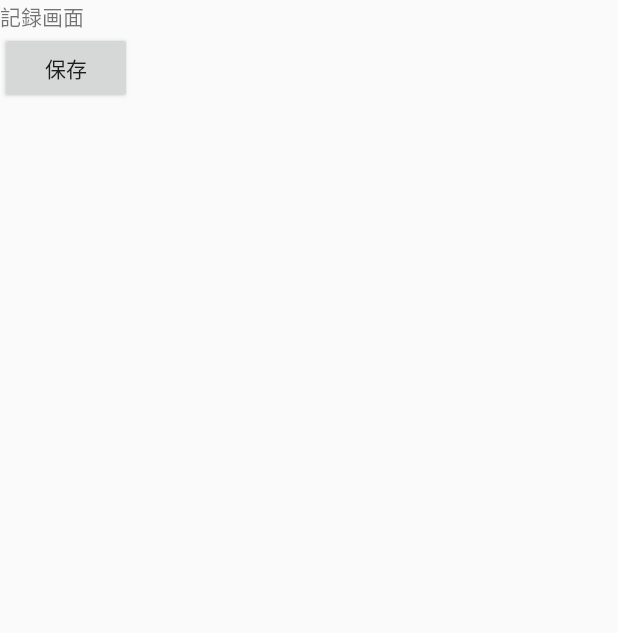
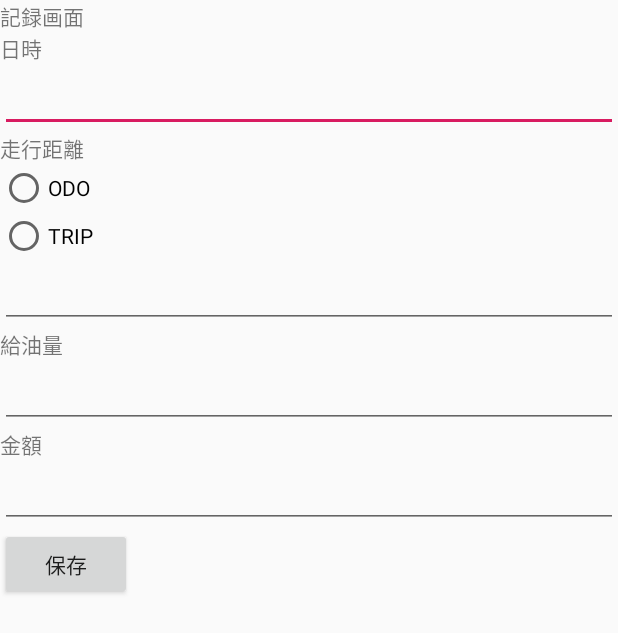
Before and after one commit to uezonokou/FuelMemory, an Android app: the MemoryActivity screen opened directly, with no data from a screen before it, on a phone screen of 412 x 824 dp. Shown: the top 633 px of the screen. Run offline under Robolectric (Android 15) with nearby library versions, the phone set to English and light mode, and no system bars.

Commit message:
記録画面作り

```diff
--- a/app/src/main/res/layout/acivity_memory.xml
+++ b/app/src/main/res/layout/acivity_memory.xml
@@ -16,6 +16,70 @@
             android:layout_height="wrap_content"
             android:text="記録画面" />
 
+        <TextView
+            android:id="@+id/daytime"
+            android:layout_width="match_parent"
+            android:layout_height="wrap_content"
+            android:text="日時" />
+
+        <EditText
+            android:id="@+id/editText"
+            android:layout_width="match_parent"
+            android:layout_height="wrap_content"
+            android:ems="10"
+            android:inputType="textPersonName" />
+
+        <TextView
+            android:id="@+id/textView4"
+            android:layout_width="match_parent"
+            android:layout_height="wrap_content"
+            android:text="走行距離" />
+
+        <RadioButton
+            android:id="@+id/ODOButton"
+            android:layout_width="match_parent"
+            android:layout_height="wrap_content"
+            android:text="ODO" />
+
+        <RadioButton
+            android:id="@+id/TRIPButton"
+            android:layout_width="match_parent"
+            android:layout_height="wrap_content"
+            android:text="TRIP" />
+
+        <EditText
+            android:id="@+id/distance"
+            android:layout_width="match_parent"
+            android:layout_height="wrap_content"
+            android:ems="10"
+            android:inputType="textPersonName" />
+
+        <TextView
+            android:id="@+id/textView5"
+            android:layout_width="match_parent"
+            android:layout_height="wrap_content"
+            android:text="給油量" />
+
+        <EditText
+            android:id="@+id/fuel_amount"
+            android:layout_width="match_parent"
+            android:layout_height="wrap_content"
+            android:ems="10"
+            android:inputType="textPersonName" />
+
+        <TextView
+            android:id="@+id/textView6"
+            android:layout_width="match_parent"
+            android:layout_height="wrap_content"
+            android:text="金額" />
+
+        <EditText
+            android:id="@+id/Money"
+            android:layout_width="match_parent"
+            android:layout_height="wrap_content"
+            android:ems="10"
+            android:inputType="textPersonName" />
+
         <Button
             android:id="@+id/sendMemory"
             android:layout_width="wrap_content"
```
